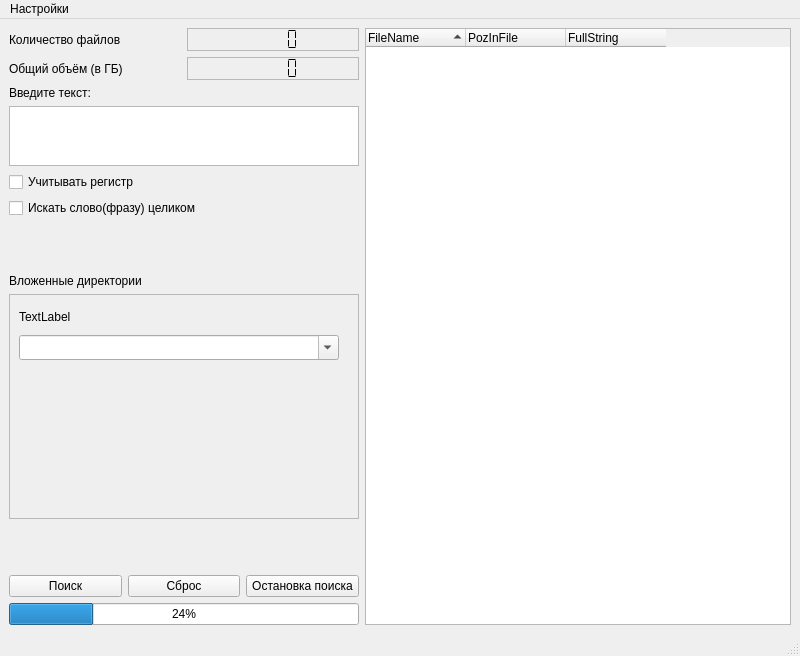
The window that mainwindow.ui (Bigmagyshka/StringFinder) describes before a commit, drawn with Qt 5.
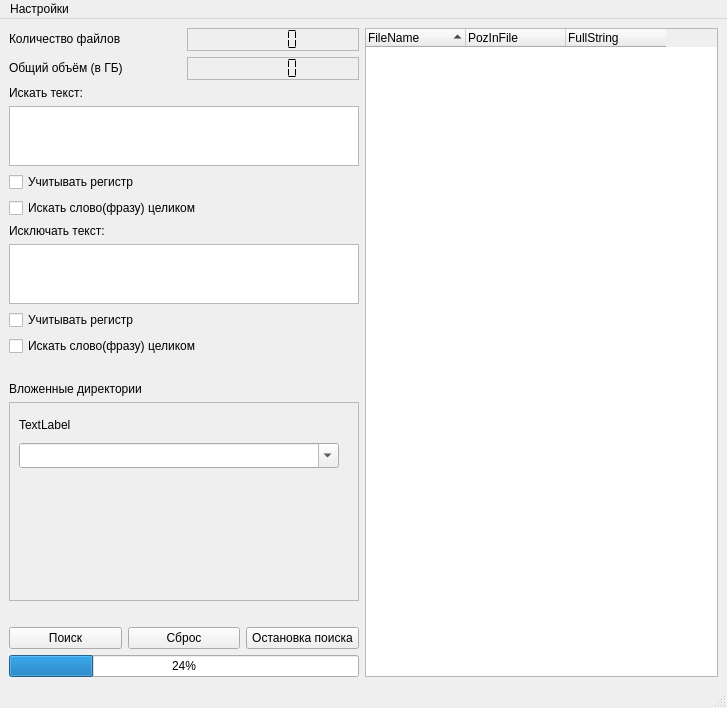
The same window after the commit. Icons and pictures are not drawn. Custom widgets are drawn as their Qt base class.

Diff of the .ui file:
```diff
--- a/mainwindow.ui
+++ b/mainwindow.ui
@@ -6,8 +6,8 @@
    <rect>
     <x>0</x>
     <y>0</y>
-    <width>800</width>
-    <height>656</height>
+    <width>727</width>
+    <height>708</height>
    </rect>
   </property>
   <property name="windowTitle">
@@ -25,6 +25,12 @@
        <layout class="QGridLayout" name="gridLayout">
         <item row="1" column="0">
          <widget class="QLabel" name="label_3">
+          <property name="sizePolicy">
+           <sizepolicy hsizetype="Preferred" vsizetype="Fixed">
+            <horstretch>0</horstretch>
+            <verstretch>0</verstretch>
+           </sizepolicy>
+          </property>
           <property name="text">
            <string>Общий объём (в ГБ)</string>
           </property>
@@ -32,6 +38,12 @@
         </item>
         <item row="0" column="0">
          <widget class="QLabel" name="label_2">
+          <property name="sizePolicy">
+           <sizepolicy hsizetype="Preferred" vsizetype="Fixed">
+            <horstretch>0</horstretch>
+            <verstretch>0</verstretch>
+           </sizepolicy>
+          </property>
           <property name="text">
            <string>Количество файлов</string>
           </property>
@@ -92,7 +104,7 @@
          </size>
         </property>
         <property name="text">
-         <string>Введите текст:</string>
+         <string>Искать текст:</string>
         </property>
        </widget>
       </item>
@@ -159,18 +171,70 @@
         </property>
        </widget>
       </item>
+      <item>
+       <widget class="QLabel" name="label_4">
+        <property name="text">
+         <string>Исключать текст:</string>
+        </property>
+       </widget>
+      </item>
+      <item>
+       <widget class="QTextBrowser" name="textBrowser_excludeText">
+        <property name="sizePolicy">
+         <sizepolicy hsizetype="Fixed" vsizetype="Expanding">
+          <horstretch>0</horstretch>
+          <verstretch>0</verstretch>
+         </sizepolicy>
+        </property>
+        <property name="minimumSize">
+         <size>
+          <width>100</width>
+          <height>0</height>
+         </size>
+        </property>
+        <property name="maximumSize">
+         <size>
+          <width>350</width>
+          <height>60</height>
+         </size>
+        </property>
+        <property name="inputMethodHints">
+         <set>Qt::ImhNone</set>
+        </property>
+        <property name="lineWrapMode">
+         <enum>QTextEdit::NoWrap</enum>
+        </property>
+        <property name="readOnly">
+         <bool>false</bool>
+        </property>
+       </widget>
+      </item>
+      <item>
+       <widget class="QCheckBox" name="checkBoxCaseSensetiveExclude">
+        <property name="text">
+         <string>Учитывать регистр</string>
+        </property>
+       </widget>
+      </item>
+      <item>
+       <widget class="QCheckBox" name="checkBoxSearchFullPhraseExclude">
+        <property name="text">
+         <string>Искать слово(фразу) целиком</string>
+        </property>
+       </widget>
+      </item>
       <item>
        <spacer name="verticalSpacer">
         <property name="orientation">
          <enum>Qt::Vertical</enum>
         </property>
         <property name="sizeType">
-         <enum>QSizePolicy::Maximum</enum>
+         <enum>QSizePolicy::MinimumExpanding</enum>
         </property>
         <property name="sizeHint" stdset="0">
          <size>
           <width>20</width>
-          <height>50</height>
+          <height>20</height>
          </size>
         </property>
        </spacer>
@@ -187,7 +251,7 @@
         <property name="sizePolicy">
          <sizepolicy hsizetype="Expanding" vsizetype="Expanding">
           <horstretch>0</horstretch>
-          <verstretch>0</verstretch>
+          <verstretch>50</verstretch>
          </sizepolicy>
         </property>
         <property name="minimumSize">
@@ -199,7 +263,7 @@
         <property name="maximumSize">
          <size>
           <width>350</width>
-          <height>1000</height>
+          <height>10000</height>
          </size>
         </property>
         <property name="widgetResizable">
@@ -211,7 +275,7 @@
            <x>0</x>
            <y>0</y>
            <width>348</width>
-           <height>184</height>
+           <height>149</height>
           </rect>
          </property>
          <layout class="QVBoxLayout" name="verticalLayout_3">
@@ -278,12 +342,12 @@
          <enum>Qt::Vertical</enum>
         </property>
         <property name="sizeType">
-         <enum>QSizePolicy::Maximum</enum>
+         <enum>QSizePolicy::MinimumExpanding</enum>
         </property>
         <property name="sizeHint" stdset="0">
          <size>
           <width>20</width>
-          <height>50</height>
+          <height>20</height>
          </size>
         </property>
        </spacer>
@@ -426,7 +490,7 @@
     <rect>
      <x>0</x>
      <y>0</y>
-     <width>800</width>
+     <width>727</width>
      <height>22</height>
     </rect>
    </property>
```
Left out of the diff: 22 changed lines with no effect on the pictures.
